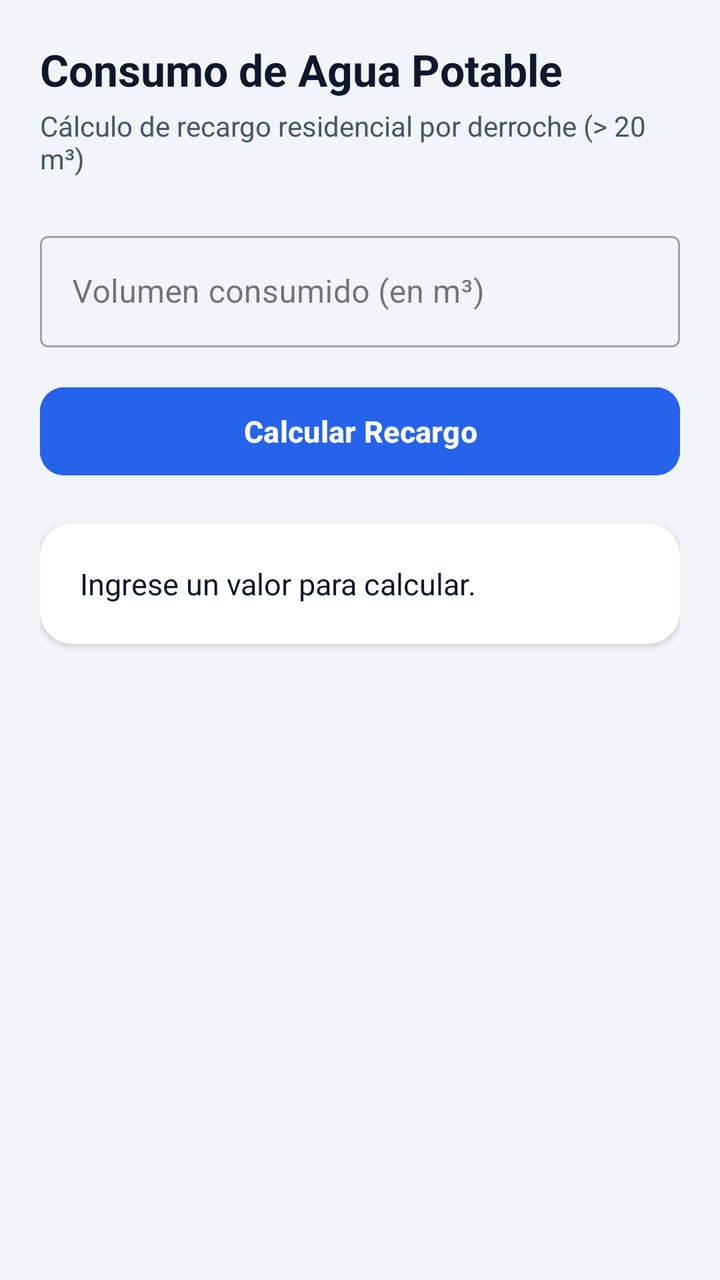
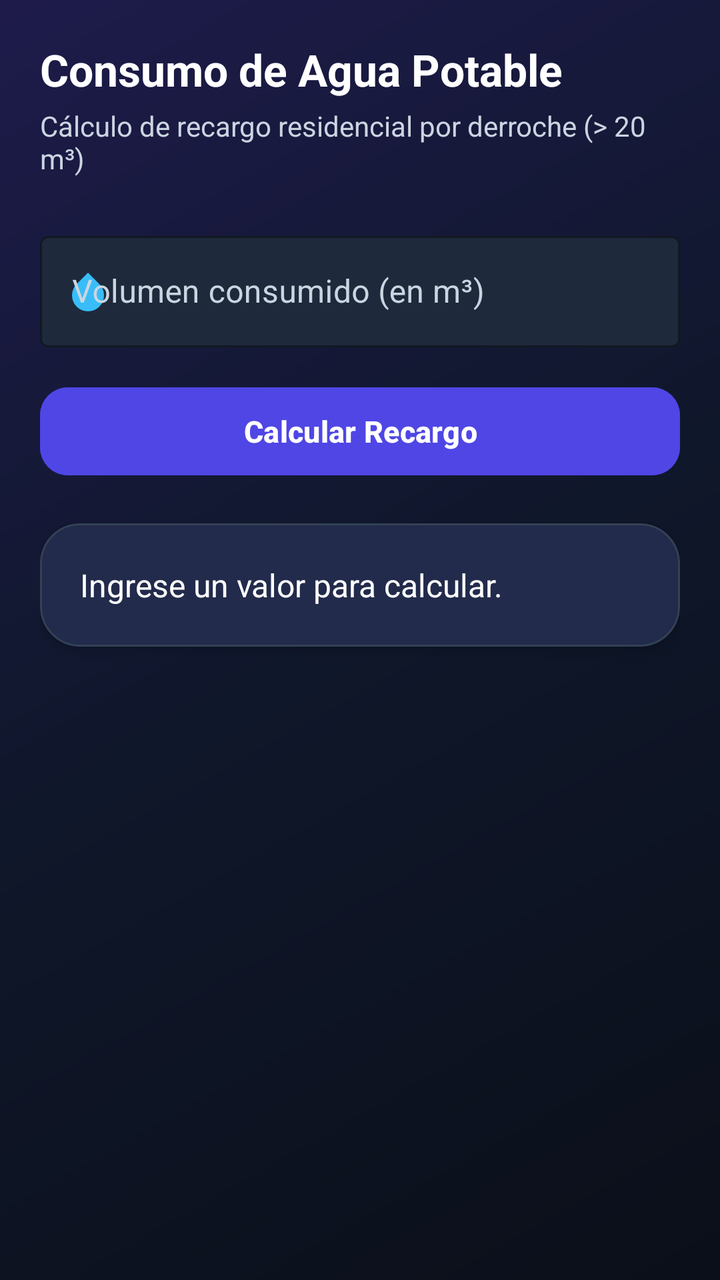

Compare the two renders of this Android layout. The source of the first and the diff that turns it into the second are given below.
<!-- AndroidManifest.xml: application theme Theme.AppGrupo11 -->
<!-- res/layout/fragment_pregunta1.xml -->
<?xml version="1.0" encoding="utf-8"?>
<androidx.constraintlayout.widget.ConstraintLayout xmlns:android="http://schemas.android.com/apk/res/android"
    xmlns:app="http://schemas.android.com/apk/res-auto"
    xmlns:tools="http://schemas.android.com/tools"
    android:layout_width="match_parent"
    android:layout_height="match_parent"
    android:background="@color/background"
    android:padding="20dp"
    tools:context=".Pregunta1Fragment">

    <TextView
        android:id="@+id/tvTitulo"
        android:layout_width="0dp"
        android:layout_height="wrap_content"
        android:text="Consumo de Agua Potable"
        android:textColor="@color/text_main"
        android:textSize="22sp"
        android:textStyle="bold"
        app:layout_constraintEnd_toEndOf="parent"
        app:layout_constraintStart_toStartOf="parent"
        app:layout_constraintTop_toTopOf="parent" />

    <TextView
        android:id="@+id/tvSubtitulo"
        android:layout_width="0dp"
        android:layout_height="wrap_content"
        android:layout_marginTop="4dp"
        android:text="Cálculo de recargo residencial por derroche (> 20 m³)"
        android:textColor="@color/text_sub"
        android:textSize="14sp"
        app:layout_constraintEnd_toEndOf="parent"
        app:layout_constraintStart_toStartOf="parent"
        app:layout_constraintTop_toBottomOf="@id/tvTitulo" />

    <com.google.android.material.textfield.TextInputLayout
        android:id="@+id/tilConsumo"
        style="@style/Widget.MaterialComponents.TextInputLayout.OutlinedBox"
        android:layout_width="0dp"
        android:layout_height="wrap_content"
        android:layout_marginTop="24dp"
        android:hint="Volumen consumido (en m³)"
        app:layout_constraintEnd_toEndOf="parent"
        app:layout_constraintStart_toStartOf="parent"
        app:layout_constraintTop_toBottomOf="@id/tvSubtitulo">

        <com.google.android.material.textfield.TextInputEditText
            android:id="@+id/etConsumo"
            android:layout_width="match_parent"
            android:layout_height="wrap_content"
            android:inputType="numberDecimal" />
    </com.google.android.material.textfield.TextInputLayout>

    <Button
        android:id="@+id/btnCalcular"
        android:layout_width="0dp"
        android:layout_height="52dp"
        android:layout_marginTop="16dp"
        android:backgroundTint="@color/primary"
        android:text="Calcular Recargo"
        android:textColor="@color/white"
        android:textSize="15sp"
        android:textStyle="bold"
        app:cornerRadius="12dp"
        app:layout_constraintEnd_toEndOf="parent"
        app:layout_constraintStart_toStartOf="parent"
        app:layout_constraintTop_toBottomOf="@id/tilConsumo" />

    <androidx.cardview.widget.CardView
        android:id="@+id/cardResultado"
        android:layout_width="0dp"
        android:layout_height="wrap_content"
        android:layout_marginTop="20dp"
        app:cardBackgroundColor="@color/card_bg"
        app:cardCornerRadius="16dp"
        app:cardElevation="2dp"
        app:layout_constraintEnd_toEndOf="parent"
        app:layout_constraintStart_toStartOf="parent"
        app:layout_constraintTop_toBottomOf="@id/btnCalcular">

        <TextView
            android:id="@+id/tvResultado"
            android:layout_width="match_parent"
            android:layout_height="wrap_content"
            android:padding="20dp"
            android:text="Ingrese un valor para calcular."
            android:textColor="@color/text_main"
            android:textSize="15sp" />
    </androidx.cardview.widget.CardView>

</androidx.constraintlayout.widget.ConstraintLayout>
<!-- resources referenced by this layout -->
<resources>
  <color name="background">#F1F5F9</color>
  <color name="card_bg">#FFFFFF</color>
  <color name="primary">#2563EB</color>
  <color name="text_main">#0F172A</color>
  <color name="text_sub">#475569</color>
  <color name="white">#FFFFFFFF</color>
  <style name="Theme.AppGrupo11" parent="Base.Theme.AppGrupo11" />
  <style name="Base.Theme.AppGrupo11" parent="Theme.Material3.DayNight.NoActionBar">
          
          <item name="colorPrimary">@color/primary</item>
          <item name="colorPrimaryVariant">@color/primary_dark</item>
          <item name="colorOnPrimary">@color/white</item>
          <item name="android:windowBackground">@color/background</item>
      </style>
  <color name="primary_dark">#1D4ED8</color>
</resources>

<!-- the commit's change to res/layout/fragment_pregunta1.xml (unified diff, before → after) -->
@@ -4,7 +4,7 @@
     xmlns:tools="http://schemas.android.com/tools"
     android:layout_width="match_parent"
     android:layout_height="match_parent"
-    android:background="@color/background"
+    android:background="@drawable/bg_gradient_dynamic"
     android:padding="20dp"
     tools:context=".Pregunta1Fragment">
 
@@ -13,7 +13,7 @@
         android:layout_width="0dp"
         android:layout_height="wrap_content"
         android:text="Consumo de Agua Potable"
-        android:textColor="@color/text_main"
+        android:textColor="@color/white"
         android:textSize="22sp"
         android:textStyle="bold"
         app:layout_constraintEnd_toEndOf="parent"
@@ -39,6 +39,12 @@
         android:layout_height="wrap_content"
         android:layout_marginTop="24dp"
         android:hint="Volumen consumido (en m³)"
+        android:textColorHint="@color/text_sub"
+        app:boxBackgroundColor="#1E293B"
+        app:boxStrokeColor="@color/lime_accent"
+        app:hintTextColor="@color/lime_accent"
+        app:startIconDrawable="@drawable/ic_water_custom"
+        app:startIconTint="@color/cyan_accent"
         app:layout_constraintEnd_toEndOf="parent"
         app:layout_constraintStart_toStartOf="parent"
         app:layout_constraintTop_toBottomOf="@id/tvSubtitulo">
@@ -47,7 +53,10 @@
             android:id="@+id/etConsumo"
             android:layout_width="match_parent"
             android:layout_height="wrap_content"
-            android:inputType="numberDecimal" />
+            android:inputType="numberDecimal"
+            android:textColor="@color/white"
+            android:textColorHint="@color/text_sub"
+            android:textSize="16sp" />
     </com.google.android.material.textfield.TextInputLayout>
 
     <Button
@@ -56,23 +65,27 @@
         android:layout_height="52dp"
         android:layout_marginTop="16dp"
         android:backgroundTint="@color/primary"
+        android:elevation="4dp"
         android:text="Calcular Recargo"
         android:textColor="@color/white"
         android:textSize="15sp"
         android:textStyle="bold"
-        app:cornerRadius="12dp"
+        app:cornerRadius="14dp"
         app:layout_constraintEnd_toEndOf="parent"
         app:layout_constraintStart_toStartOf="parent"
         app:layout_constraintTop_toBottomOf="@id/tilConsumo" />
 
-    <androidx.cardview.widget.CardView
+    
+    <com.google.android.material.card.MaterialCardView
         android:id="@+id/cardResultado"
         android:layout_width="0dp"
         android:layout_height="wrap_content"
         android:layout_marginTop="20dp"
-        app:cardBackgroundColor="@color/card_bg"
-        app:cardCornerRadius="16dp"
-        app:cardElevation="2dp"
+        app:cardBackgroundColor="#1E293B"
+        app:strokeColor="#334155"
+        app:strokeWidth="1dp"
+        app:cardCornerRadius="20dp"
+        app:cardElevation="4dp"
         app:layout_constraintEnd_toEndOf="parent"
         app:layout_constraintStart_toStartOf="parent"
         app:layout_constraintTop_toBottomOf="@id/btnCalcular">
@@ -83,8 +96,8 @@
             android:layout_height="wrap_content"
             android:padding="20dp"
             android:text="Ingrese un valor para calcular."
-            android:textColor="@color/text_main"
-            android:textSize="15sp" />
-    </androidx.cardview.widget.CardView>
+            android:textColor="@color/white"
+            android:textSize="16sp" />
+    </com.google.android.material.card.MaterialCardView>
 
 </androidx.constraintlayout.widget.ConstraintLayout>
<!-- resource entries referenced after the edit -->
@@ -1,19 +1,59 @@
 <!-- resources referenced by this layout -->
 <resources>
-  <color name="background">#F1F5F9</color>
-  <color name="card_bg">#FFFFFF</color>
-  <color name="primary">#2563EB</color>
-  <color name="text_main">#0F172A</color>
-  <color name="text_sub">#475569</color>
+  <color name="cyan_accent">#38BDF8</color>
+  <color name="lime_accent">#A3E635</color>
+  <color name="background">#0B0F19</color>
+  <color name="card_bg">#1E293B</color>
+  <color name="card_stroke">#334155</color>
+  <color name="primary">#4F46E5</color>
+  <color name="text_sub">#CBD5E1</color>
   <color name="white">#FFFFFFFF</color>
+  <!-- drawable bg_gradient_dynamic (drawable) -->
+  <?xml version="1.0" encoding="utf-8"?>
+  <shape xmlns:android="http://schemas.android.com/apk/res/android"
+      android:shape="rectangle">
+      <gradient
+          android:angle="135"
+          android:centerColor="#0F172A"
+          android:endColor="#1E1B4B"
+          android:startColor="#0B0F19"
+          android:type="linear" />
+  </shape>
+  <!-- drawable ic_water_custom (drawable) -->
+  <vector xmlns:android="http://schemas.android.com/apk/res/android"
+      android:width="24dp"
+      android:height="24dp"
+      android:viewportWidth="24"
+      android:viewportHeight="24">
+      <path
+          android:fillColor="#06B6D4"
+          android:pathData="M12,2.69l5.66,5.66a8,8 0,1 1,-11.31 0z" />
+  </vector>
   <style name="Theme.AppGrupo11" parent="Base.Theme.AppGrupo11" />
-  <style name="Base.Theme.AppGrupo11" parent="Theme.Material3.DayNight.NoActionBar">
+  <style name="Base.Theme.AppGrupo11" parent="Theme.Material3.Dark.NoActionBar">
           
           <item name="colorPrimary">@color/primary</item>
           <item name="colorPrimaryVariant">@color/primary_dark</item>
           <item name="colorOnPrimary">@color/white</item>
+          <item name="colorSecondary">@color/lime_accent</item>
+          <item name="colorOnSecondary">@color/background</item>
+  
+          
           <item name="android:windowBackground">@color/background</item>
+          <item name="colorSurface">@color/card_bg</item>
+          <item name="colorOnSurface">@color/white</item>
+          <item name="colorSurfaceVariant">@color/card_bg</item>
+          <item name="colorOnSurfaceVariant">@color/text_sub</item>
+  
+          
+          <item name="android:textColorPrimary">@color/white</item>
+          <item name="android:textColorSecondary">@color/text_sub</item>
+          <item name="android:editTextColor">@color/white</item>
+          <item name="android:textColorHint">@color/text_sub</item>
+  
+          
+          <item name="colorOutline">@color/card_stroke</item>
       </style>
-  <color name="primary_dark">#1D4ED8</color>
+  <color name="primary_dark">#3730A3</color>
 </resources>
 
